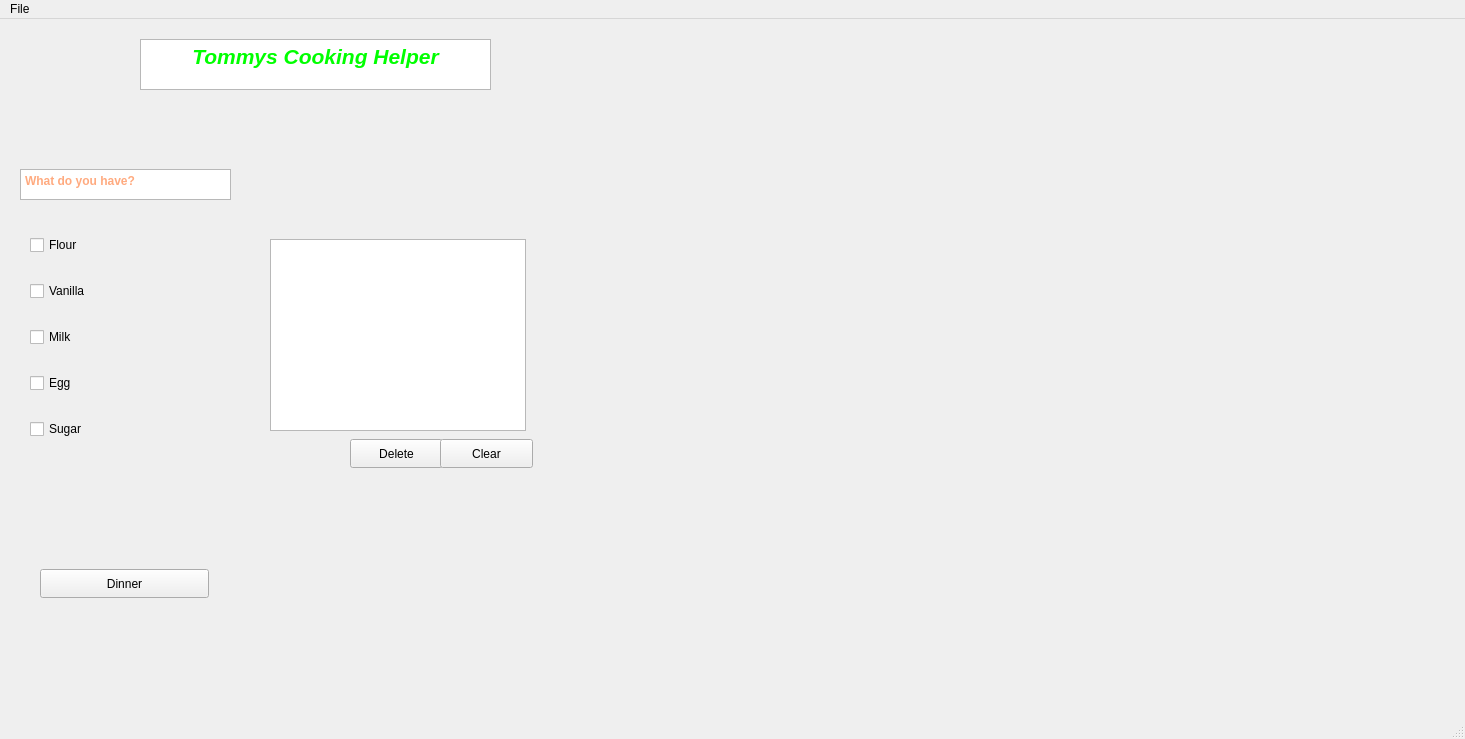
The window that mainwindow.ui (carthy27/CookingApp) describes before a commit, drawn with Qt 5.
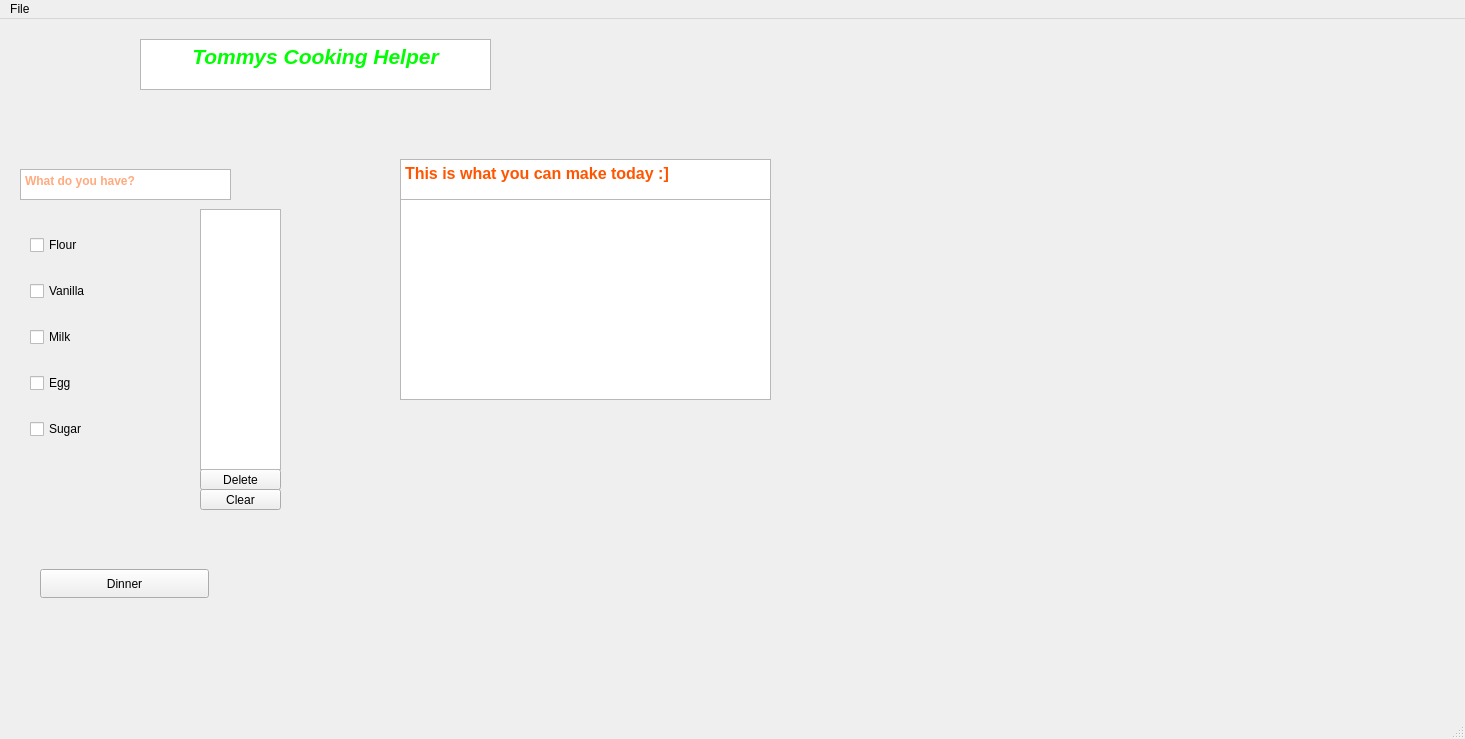
The same window after the commit.

Patch:
```diff
--- a/mainwindow.ui
+++ b/mainwindow.ui
@@ -120,23 +120,13 @@
 &lt;p style=&quot; margin-top:0px; margin-bottom:0px; margin-left:0px; margin-right:0px; -qt-block-indent:0; text-indent:0px;&quot;&gt;&lt;span style=&quot; font-weight:700; color:#ffaa7f;&quot;&gt;What do you have?&lt;/span&gt;&lt;/p&gt;&lt;/body&gt;&lt;/html&gt;</string>
     </property>
    </widget>
-   <widget class="QListWidget" name="listWidget">
-    <property name="geometry">
-     <rect>
-      <x>270</x>
-      <y>220</y>
-      <width>256</width>
-      <height>192</height>
-     </rect>
-    </property>
-   </widget>
    <widget class="QPushButton" name="pushButton_2">
     <property name="geometry">
      <rect>
-      <x>350</x>
-      <y>420</y>
-      <width>93</width>
-      <height>29</height>
+      <x>200</x>
+      <y>450</y>
+      <width>81</width>
+      <height>21</height>
      </rect>
     </property>
     <property name="text">
@@ -146,16 +136,56 @@
    <widget class="QPushButton" name="pushButton_3">
     <property name="geometry">
      <rect>
-      <x>440</x>
-      <y>420</y>
-      <width>93</width>
-      <height>29</height>
+      <x>200</x>
+      <y>470</y>
+      <width>81</width>
+      <height>21</height>
      </rect>
     </property>
     <property name="text">
      <string>Clear</string>
     </property>
    </widget>
+   <widget class="QListWidget" name="listWidget">
+    <property name="geometry">
+     <rect>
+      <x>200</x>
+      <y>190</y>
+      <width>81</width>
+      <height>261</height>
+     </rect>
+    </property>
+   </widget>
+   <widget class="QTextEdit" name="textEdit_3">
+    <property name="geometry">
+     <rect>
+      <x>400</x>
+      <y>140</y>
+      <width>371</width>
+      <height>41</height>
+     </rect>
+    </property>
+    <property name="html">
+     <string>&lt;!DOCTYPE HTML PUBLIC &quot;-//W3C//DTD HTML 4.0//EN&quot; &quot;http://www.w3.org/TR/REC-html40/strict.dtd&quot;&gt;
+&lt;html&gt;&lt;head&gt;&lt;meta name=&quot;qrichtext&quot; content=&quot;1&quot; /&gt;&lt;meta charset=&quot;utf-8&quot; /&gt;&lt;style type=&quot;text/css&quot;&gt;
+p, li { white-space: pre-wrap; }
+hr { height: 1px; border-width: 0; }
+li.unchecked::marker { content: &quot;\2610&quot;; }
+li.checked::marker { content: &quot;\2612&quot;; }
+&lt;/style&gt;&lt;/head&gt;&lt;body style=&quot; font-family:'Segoe UI'; font-size:9pt; font-weight:400; font-style:normal;&quot;&gt;
+&lt;p style=&quot; margin-top:0px; margin-bottom:0px; margin-left:0px; margin-right:0px; -qt-block-indent:0; text-indent:0px;&quot;&gt;&lt;span style=&quot; font-size:12pt; font-weight:700; color:#ff5500;&quot;&gt;This is what you can make today :]&lt;/span&gt;&lt;/p&gt;&lt;/body&gt;&lt;/html&gt;</string>
+    </property>
+   </widget>
+   <widget class="QListWidget" name="listWidget_2">
+    <property name="geometry">
+     <rect>
+      <x>400</x>
+      <y>180</y>
+      <width>371</width>
+      <height>201</height>
+     </rect>
+    </property>
+   </widget>
   </widget>
   <widget class="QMenuBar" name="menubar">
    <property name="geometry">
```
